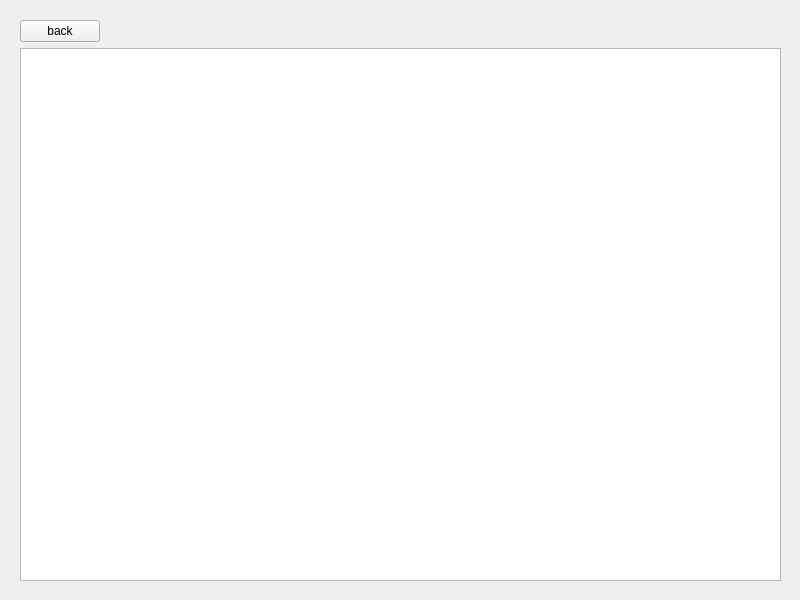
Above: snakegame.ui from isolisp/retroGames before the change. Below: the same form after it.
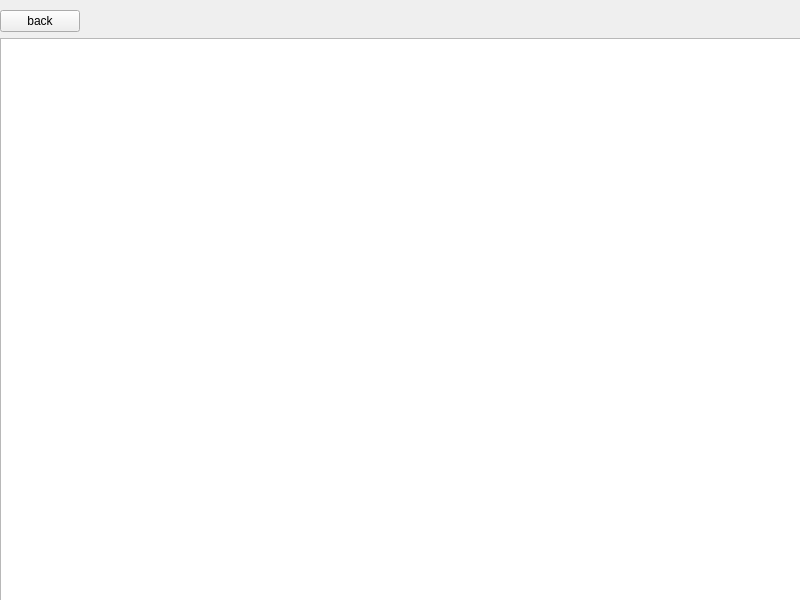
That is the form after the change.

Commit message: Table adjusted into window size

Patch:
```diff
--- a/snakegame.ui
+++ b/snakegame.ui
@@ -16,10 +16,10 @@
   <widget class="QWidget" name="verticalLayoutWidget">
    <property name="geometry">
     <rect>
-     <x>20</x>
-     <y>20</y>
-     <width>761</width>
-     <height>561</height>
+     <x>0</x>
+     <y>10</y>
+     <width>801</width>
+     <height>591</height>
     </rect>
    </property>
    <layout class="QVBoxLayout" name="verticalLayout">
```
The commit also changes 2 other files.
